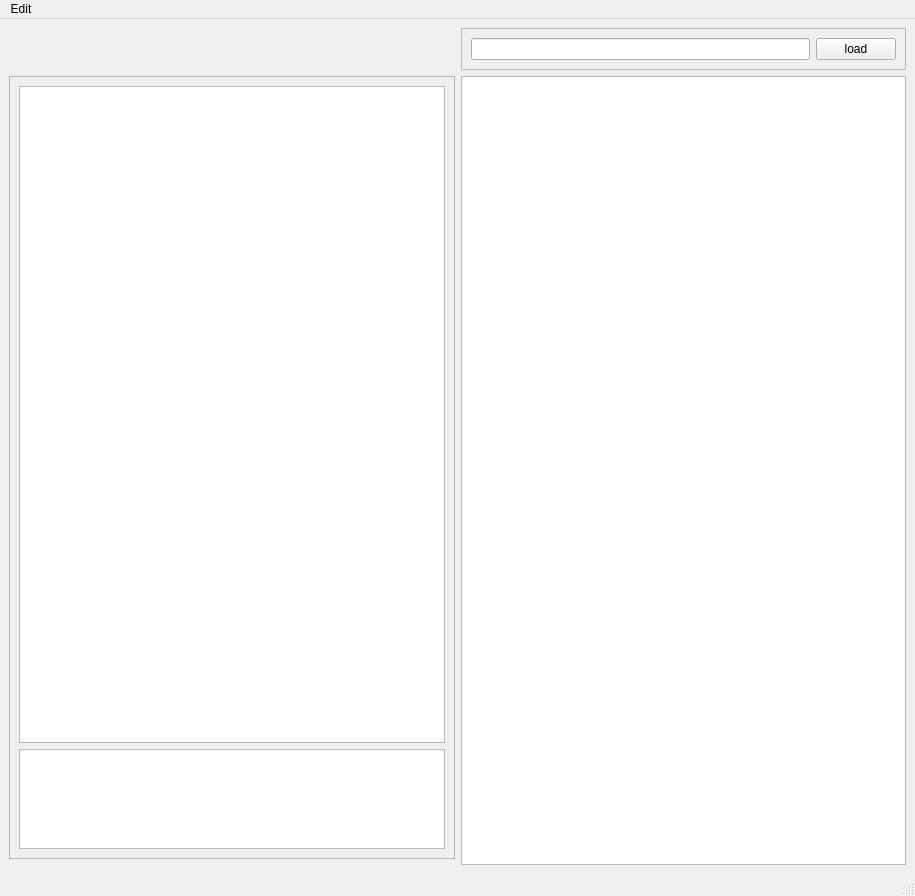
This is tools/fm-editor/FeatureModelEditor.ui in se-sic/vara-feature as Qt 5 draws it before an edit. The edited form follows.
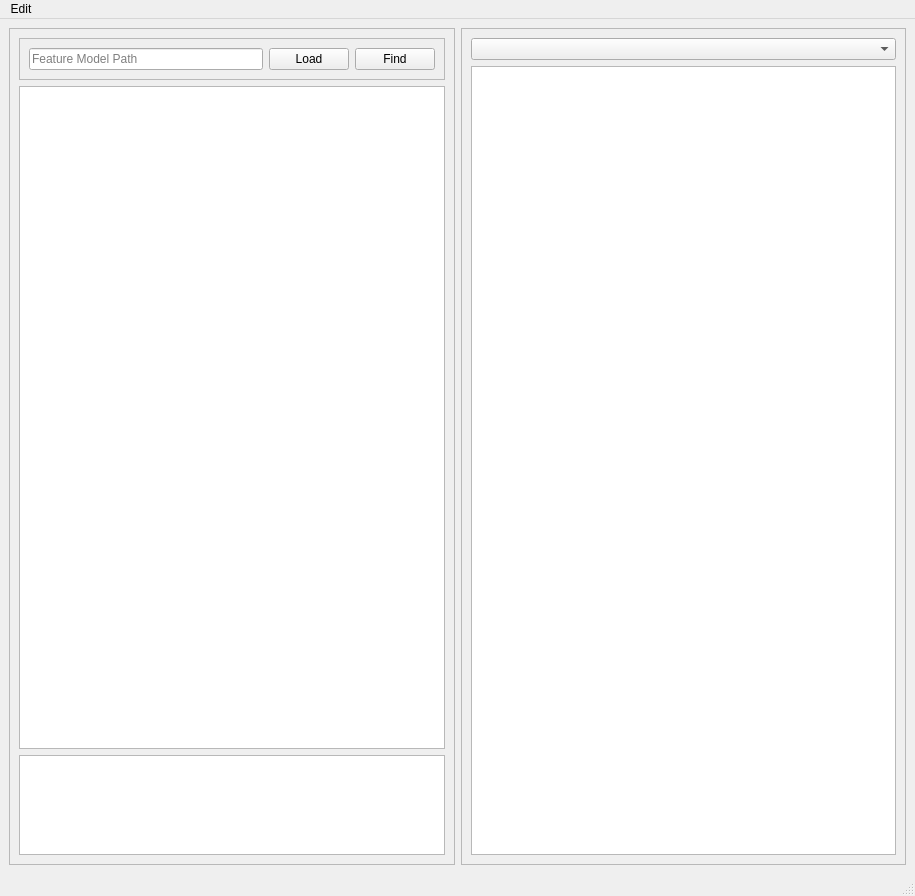
This is the edited form.

Commit message: add syntax highlighting and feature source highlighting

```diff
--- a/tools/fm-editor/FeatureModelEditor.ui
+++ b/tools/fm-editor/FeatureModelEditor.ui
@@ -15,38 +15,7 @@
   </property>
   <widget class="QWidget" name="centralwidget">
    <layout class="QGridLayout" name="gridLayout">
-    <item row="1" column="1">
-     <widget class="QFrame" name="frame">
-      <property name="maximumSize">
-       <size>
-        <width>16777215</width>
-        <height>50</height>
-       </size>
-      </property>
-      <property name="frameShape">
-       <enum>QFrame::StyledPanel</enum>
-      </property>
-      <property name="frameShadow">
-       <enum>QFrame::Raised</enum>
-      </property>
-      <layout class="QGridLayout" name="gridLayout_2">
-       <item row="0" column="0">
-        <widget class="QLineEdit" name="ModelFile"/>
-       </item>
-       <item row="0" column="1">
-        <widget class="QPushButton" name="loadModel">
-         <property name="text">
-          <string>load</string>
-         </property>
-        </widget>
-       </item>
-      </layout>
-     </widget>
-    </item>
-    <item row="2" column="1" rowspan="2">
-     <widget class="QTextEdit" name="textEdit"/>
-    </item>
-    <item row="2" column="0">
+    <item row="1" column="0">
      <widget class="QFrame" name="frame_2">
       <property name="frameShape">
        <enum>QFrame::StyledPanel</enum>
@@ -69,6 +38,9 @@
            <height>100</height>
           </size>
          </property>
+         <property name="readOnly">
+          <bool>true</bool>
+         </property>
         </widget>
        </item>
        <item row="1" column="2">
@@ -87,6 +59,72 @@
          </property>
         </widget>
        </item>
+       <item row="0" column="2">
+        <widget class="QFrame" name="frame">
+         <property name="maximumSize">
+          <size>
+           <width>16777215</width>
+           <height>50</height>
+          </size>
+         </property>
+         <property name="frameShape">
+          <enum>QFrame::StyledPanel</enum>
+         </property>
+         <property name="frameShadow">
+          <enum>QFrame::Raised</enum>
+         </property>
+         <layout class="QGridLayout" name="gridLayout_2">
+          <item row="0" column="0">
+           <widget class="QLineEdit" name="ModelFile">
+            <property name="inputMask">
+             <string extracomment="FeatureModelPath"/>
+            </property>
+            <property name="text">
+             <string/>
+            </property>
+            <property name="placeholderText">
+             <string>Feature Model Path</string>
+            </property>
+            <property name="clearButtonEnabled">
+             <bool>true</bool>
+            </property>
+           </widget>
+          </item>
+          <item row="0" column="1">
+           <widget class="QPushButton" name="loadModel">
+            <property name="text">
+             <string>Load</string>
+            </property>
+           </widget>
+          </item>
+          <item row="0" column="2">
+           <widget class="QPushButton" name="findModel">
+            <property name="text">
+             <string>Find</string>
+            </property>
+           </widget>
+          </item>
+         </layout>
+        </widget>
+       </item>
+      </layout>
+     </widget>
+    </item>
+    <item row="1" column="1">
+     <widget class="QFrame" name="frame_3">
+      <property name="frameShape">
+       <enum>QFrame::StyledPanel</enum>
+      </property>
+      <property name="frameShadow">
+       <enum>QFrame::Raised</enum>
+      </property>
+      <layout class="QGridLayout" name="gridLayout_4">
+       <item row="0" column="0">
+        <widget class="QComboBox" name="sources"/>
+       </item>
+       <item row="1" column="0">
+        <widget class="QTextEdit" name="textEdit"/>
+       </item>
       </layout>
      </widget>
     </item>
```
Left out of the diff: 2 changed lines with no effect on the pictures. The commit also changes 14 other files.
